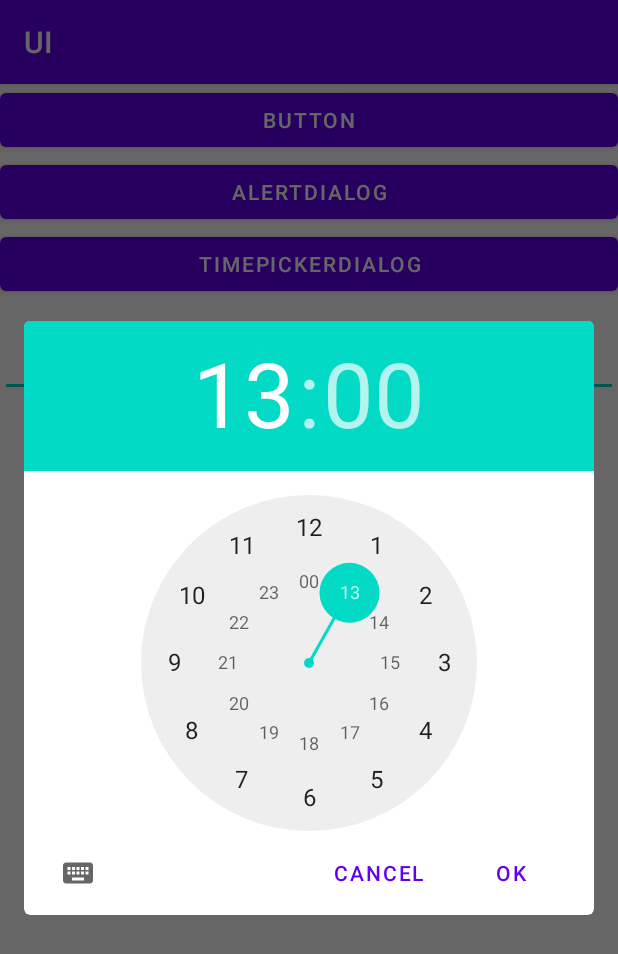
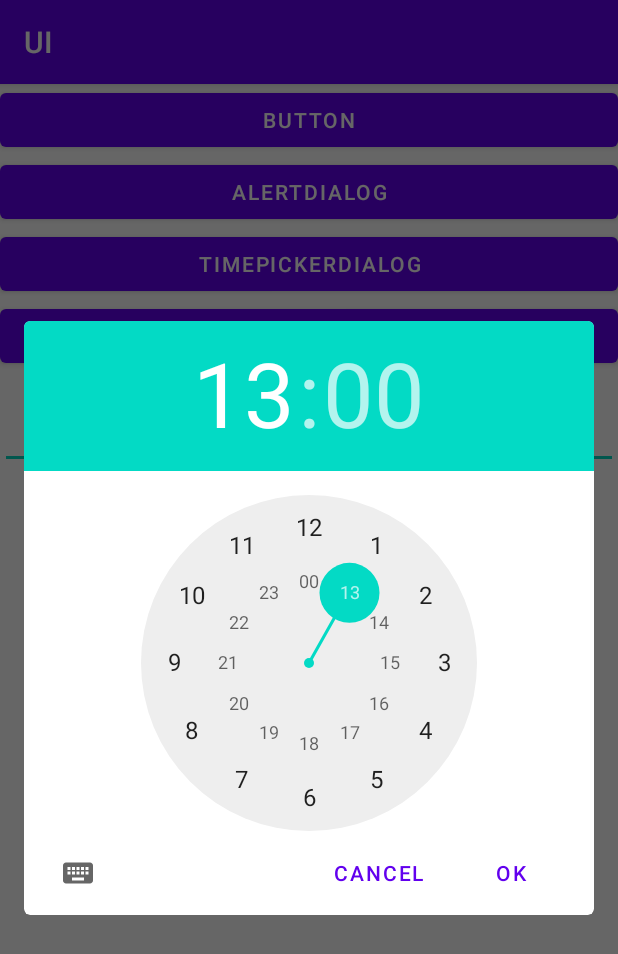
Before and after one commit to ymdysksic/UI, an Android app: the screen it shows after launch (MainActivity), after a tap on "TIMEPICKERDIALOG", on a phone screen of 412 x 824 dp. Shown: the top 954 px of the screen. Run offline under Robolectric (Android 15) with nearby library versions, the phone set to English and light mode, and no system bars; 2 other taps on this screen came first.

Commit message:
Lesson4 Chap.3.6 Show DatePicker dialog

```diff
--- a/app/src/main/java/jp/techacademy/yusuke/ui/MainActivity.kt
+++ b/app/src/main/java/jp/techacademy/yusuke/ui/MainActivity.kt
@@ -1,5 +1,6 @@
 package jp.techacademy.yusuke.ui
 
+import android.app.DatePickerDialog
 import android.app.TimePickerDialog
 import androidx.appcompat.app.AppCompatActivity
 import android.os.Bundle
@@ -17,15 +18,15 @@ class MainActivity : AppCompatActivity(), View.OnClickListener {
         button1.setOnClickListener(this)
         button2.setOnClickListener(this)
         button3.setOnClickListener(this)
+        button4.setOnClickListener(this)
     }
 
     override fun onClick(v: View) {
-        if (v.id == R.id.button1) {
-            textView.text = editText.text.toString()
-        } else if (v.id == R.id.button2) {
-            showAlertDialog()
-        } else if (v.id == R.id.button3) {
-            showTimePickerDialog()
+        when(v.id){
+            R.id.button1 -> textView.text = editText.text.toString()
+            R.id.button2 -> showAlertDialog()
+            R.id.button3 -> showTimePickerDialog()
+            R.id.button4 -> showDatePickerDialog()
         }
     }
 
@@ -65,4 +66,17 @@ class MainActivity : AppCompatActivity(), View.OnClickListener {
             13, 0, true)
         timePickerDialog.show()
     }
+
+    // Lesson4 Chap.3.6
+    private fun showDatePickerDialog() {
+        val datePickerDialog = DatePickerDialog(
+            this,
+            DatePickerDialog.OnDateSetListener() {view, year, month, dayOfMonth->
+                Log.d("UI_PARTS", "$year/${month+1}/$dayOfMonth")
+            },
+            2018,
+            4,
+            1)
+        datePickerDialog.show()
+    }
 }
--- a/app/src/main/res/layout/activity_main.xml
+++ b/app/src/main/res/layout/activity_main.xml
@@ -23,6 +23,13 @@
         android:text="TimePickerDialog"
         android:id="@+id/button3"/>
 
+    <!-- Lesson4 Chap.3.6-->
+    <Button
+        android:layout_width="match_parent"
+        android:layout_height="wrap_content"
+        android:text="DatePickerDialog"
+        android:id="@+id/button4"/>
+
     <TextView
         android:layout_width="wrap_content"
         android:layout_height="wrap_content"
```
